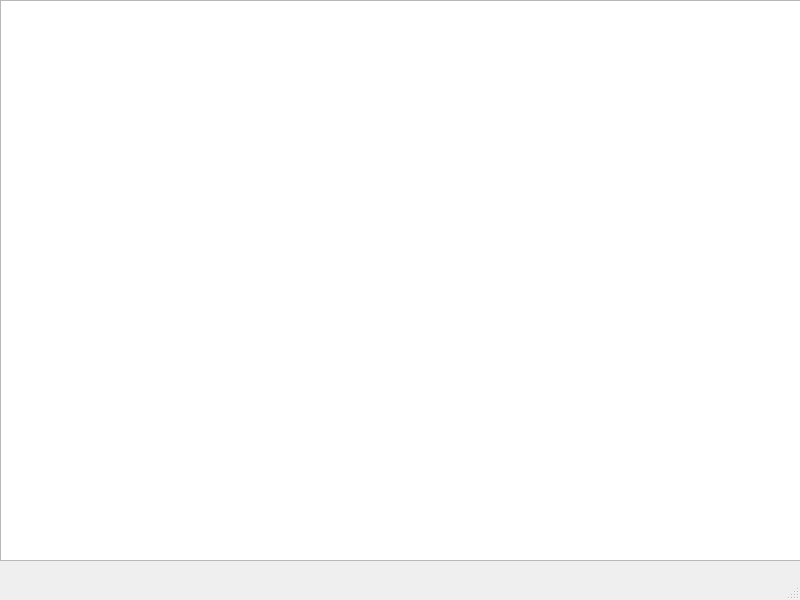
Above: Star_Chasers/inicio.ui from Mar115/pruebas-proyectofinal before the change. Below: the same form after it.
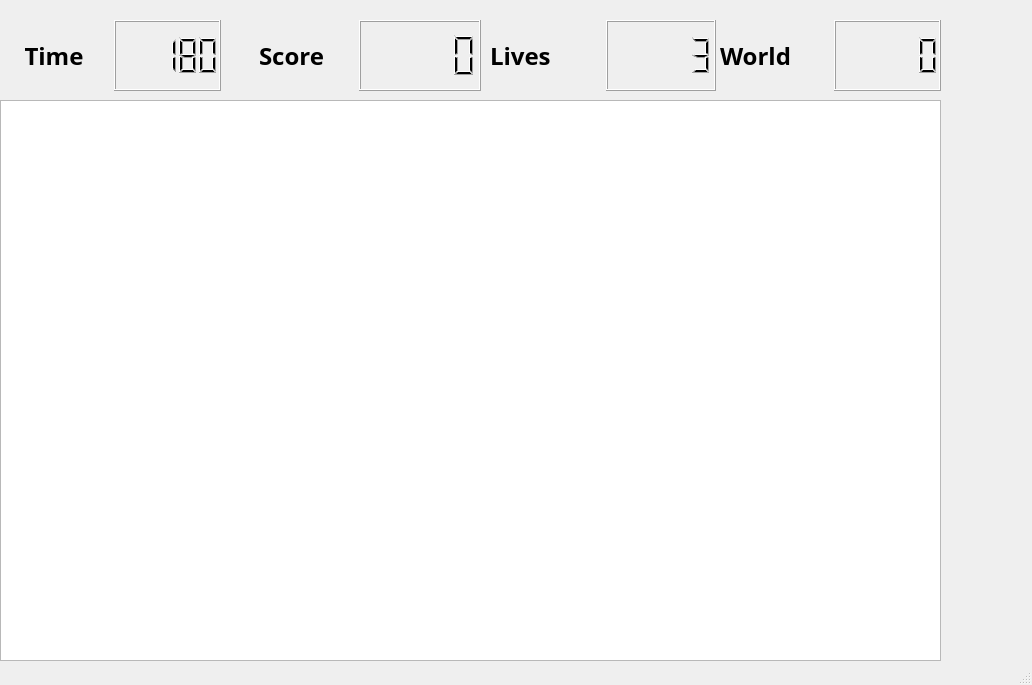
That is the form after the change.

```diff
--- a/Star_Chasers/inicio.ui
+++ b/Star_Chasers/inicio.ui
@@ -6,8 +6,8 @@
    <rect>
     <x>0</x>
     <y>0</y>
-    <width>800</width>
-    <height>600</height>
+    <width>1032</width>
+    <height>685</height>
    </rect>
   </property>
   <property name="windowTitle">
@@ -18,12 +18,173 @@
     <property name="geometry">
      <rect>
       <x>0</x>
-      <y>0</y>
+      <y>100</y>
       <width>941</width>
       <height>561</height>
      </rect>
     </property>
    </widget>
+   <widget class="QWidget" name="gridLayoutWidget">
+    <property name="geometry">
+     <rect>
+      <x>0</x>
+      <y>20</y>
+      <width>221</width>
+      <height>71</height>
+     </rect>
+    </property>
+    <layout class="QGridLayout" name="gridLayout">
+     <item row="0" column="0">
+      <widget class="QLabel" name="label">
+       <property name="font">
+        <font>
+         <family>Linux Biolinum Keyboard O</family>
+         <pointsize>18</pointsize>
+         <weight>75</weight>
+         <bold>true</bold>
+        </font>
+       </property>
+       <property name="text">
+        <string>Time</string>
+       </property>
+       <property name="alignment">
+        <set>Qt::AlignCenter</set>
+       </property>
+      </widget>
+     </item>
+     <item row="0" column="1">
+      <widget class="QLCDNumber" name="lcdNumber">
+       <property name="font">
+        <font>
+         <weight>50</weight>
+         <italic>false</italic>
+         <bold>false</bold>
+         <strikeout>false</strikeout>
+         <kerning>true</kerning>
+        </font>
+       </property>
+       <property name="value" stdset="0">
+        <double>180.000000000000000</double>
+       </property>
+      </widget>
+     </item>
+    </layout>
+   </widget>
+   <widget class="QWidget" name="gridLayoutWidget_2">
+    <property name="geometry">
+     <rect>
+      <x>230</x>
+      <y>20</y>
+      <width>251</width>
+      <height>71</height>
+     </rect>
+    </property>
+    <layout class="QGridLayout" name="gridLayout_2">
+     <item row="0" column="0">
+      <widget class="QLabel" name="label_2">
+       <property name="font">
+        <font>
+         <family>Linux Biolinum Keyboard O</family>
+         <pointsize>18</pointsize>
+         <weight>75</weight>
+         <bold>true</bold>
+        </font>
+       </property>
+       <property name="text">
+        <string>Score</string>
+       </property>
+       <property name="alignment">
+        <set>Qt::AlignCenter</set>
+       </property>
+      </widget>
+     </item>
+     <item row="0" column="1">
+      <widget class="QLCDNumber" name="lcdNumber_2">
+       <property name="sizePolicy">
+        <sizepolicy hsizetype="Minimum" vsizetype="Minimum">
+         <horstretch>0</horstretch>
+         <verstretch>0</verstretch>
+        </sizepolicy>
+       </property>
+       <property name="maximumSize">
+        <size>
+         <width>16777215</width>
+         <height>16777215</height>
+        </size>
+       </property>
+       <property name="font">
+        <font>
+         <pointsize>11</pointsize>
+        </font>
+       </property>
+      </widget>
+     </item>
+    </layout>
+   </widget>
+   <widget class="QWidget" name="gridLayoutWidget_3">
+    <property name="geometry">
+     <rect>
+      <x>490</x>
+      <y>20</y>
+      <width>226</width>
+      <height>71</height>
+     </rect>
+    </property>
+    <layout class="QGridLayout" name="gridLayout_3">
+     <item row="0" column="0">
+      <widget class="QLabel" name="label_3">
+       <property name="font">
+        <font>
+         <family>Linux Biolinum Keyboard O</family>
+         <pointsize>18</pointsize>
+         <weight>75</weight>
+         <bold>true</bold>
+        </font>
+       </property>
+       <property name="text">
+        <string>Lives</string>
+       </property>
+      </widget>
+     </item>
+     <item row="0" column="1">
+      <widget class="QLCDNumber" name="lcdNumber_3">
+       <property name="value" stdset="0">
+        <double>3.000000000000000</double>
+       </property>
+      </widget>
+     </item>
+    </layout>
+   </widget>
+   <widget class="QWidget" name="gridLayoutWidget_4">
+    <property name="geometry">
+     <rect>
+      <x>720</x>
+      <y>20</y>
+      <width>221</width>
+      <height>71</height>
+     </rect>
+    </property>
+    <layout class="QGridLayout" name="gridLayout_4">
+     <item row="0" column="0">
+      <widget class="QLabel" name="label_4">
+       <property name="font">
+        <font>
+         <family>Linux Biolinum Keyboard O</family>
+         <pointsize>18</pointsize>
+         <weight>75</weight>
+         <bold>true</bold>
+        </font>
+       </property>
+       <property name="text">
+        <string>World</string>
+       </property>
+      </widget>
+     </item>
+     <item row="0" column="1">
+      <widget class="QLCDNumber" name="lcdNumber_4"/>
+     </item>
+    </layout>
+   </widget>
   </widget>
   <widget class="QMenuBar" name="menubar">
    <property name="geometry">
```
Left out of the diff: 4 changed lines with no effect on the pictures.
